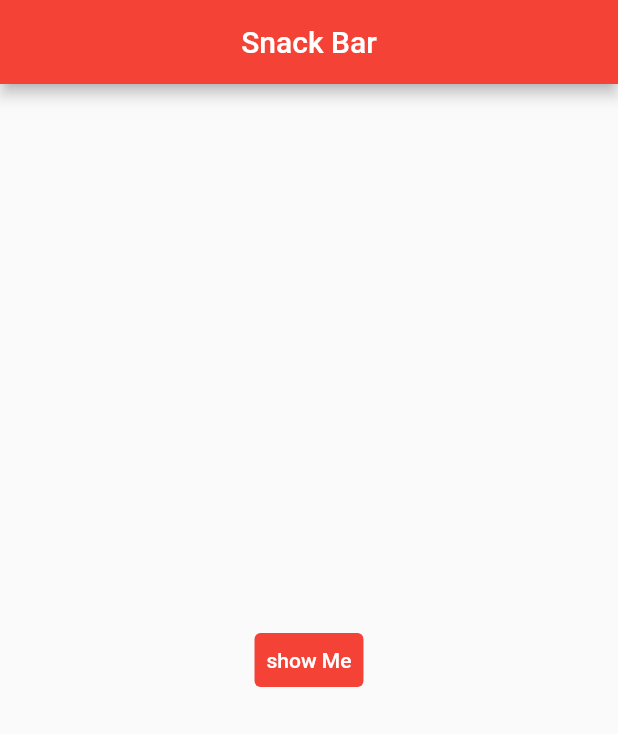
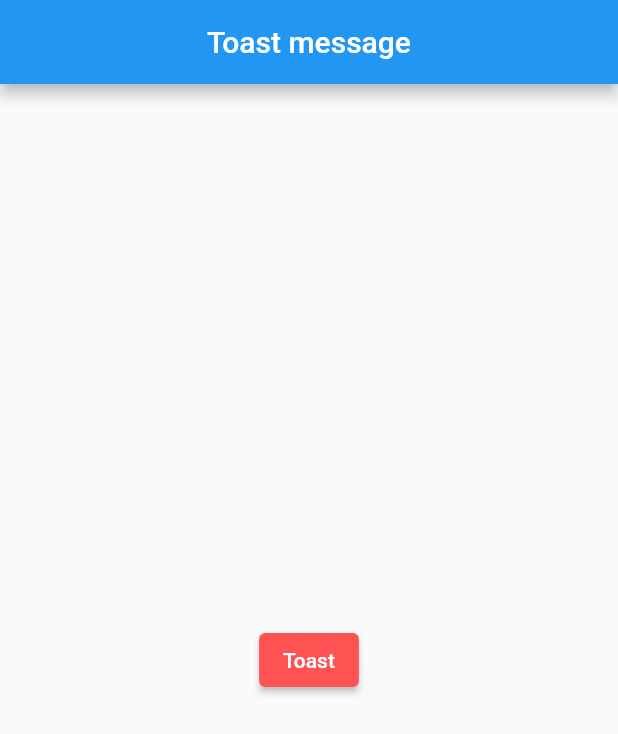
Before and after one commit to Cl4nn5/Flutter-lecture-codingChef, a Flutter app: the screen it shows after launch, on a phone screen of 412 x 824 dp. Shown: the top 734 px of the screen. Run offline on Flutter 3.47's test engine with Material 2 defaults, Android fonts, the phone set to English and light mode, and no system bars; our stand-ins replace fluttertoast.

Commit message:
19th ToastMessage

```diff
--- a/lib/main.dart
+++ b/lib/main.dart
@@ -1,7 +1,7 @@
-// ignore_for_file: prefer_const_constructors, avoid_print
-// ignore_for_file: use_key_in_widget_constructors
+// ignore_for_file: prefer_const_constructors, avoid_print, avoid_unnecessary_containers,use_key_in_widget_constructors
 
 import 'package:flutter/material.dart';
+import 'package:fluttertoast/fluttertoast.dart';
 
 void main() => runApp(const MyApp());
 
@@ -12,10 +12,7 @@ class MyApp extends StatelessWidget {
   @override
   Widget build(BuildContext context) {
     return MaterialApp(
-      title: 'Snack Bar',
-      theme: ThemeData(
-        primarySwatch: Colors.red,
-      ),
+      title: 'Toast MaterialApp',
       home: MyPage(),
     );
   }
@@ -26,36 +23,43 @@ class MyPage extends StatelessWidget {
   Widget build(BuildContext context) {
     return Scaffold(
       appBar: AppBar(
-        title: const Text('Snack Bar'),
+        title: Text("Toast message"),
         centerTitle: true,
       ),
-      /*
-      Flutter 1.0 Code
-      body: Builder(builder: (BuildContext ctx) {
-        return Center(...)
-                      ^^^: 이 부분이 context
-        reference: https://www.youtube.com/watch?v=-zxGPfjiQQA&list=PLQt_pzi-LLfpcRFhWMywTePfZ2aPapvyl&index=19&t=12m40s
-      },)
-       */
       body: Center(
-        child: TextButton(
+        child: ElevatedButton(
           onPressed: () {
-            // 함수이므로 끝에 ;
-            ScaffoldMessenger.of(context).showSnackBar(SnackBar(
-              content: Text('Hello World!'),
-            ));
+            print("Button is clicked");
+            flutterToast();
           },
-          style: ButtonStyle(
-            backgroundColor: MaterialStateProperty.all(Colors.red),
+          style: TextButton.styleFrom(
+            backgroundColor: Colors.redAccent,
           ),
           child: Text(
-            "show Me",
-            style: TextStyle(
-              color: Colors.white,
-            ),
+            "Toast",
+            style: TextStyle(color: Colors.white),
           ),
         ),
       ),
     );
   }
 }
+
+void flutterToast() {
+  Fluttertoast.showToast(
+    msg: "This is Center Short Toast",
+    toastLength: Toast.LENGTH_SHORT,
+    gravity: ToastGravity.BOTTOM,
+    // timeInSecForIosWeb: 1,
+    backgroundColor: Colors.red,
+    textColor: Colors.white,
+    fontSize: 16.0,
+  );
+}
+
+// toast Message는 widget tree와 상관 없이 호출 가능하다.
+// lib 추가 후 import 할 때 pubspec.yaml 파일에 추가해야 한다.
+// pubspec.yaml 파일에 추가 후 pub get을 해야 한다.
+// pub get을 하지 않으면 import가 되지 않는다.
+// 1. flutter clean
+// 2. flutter pub get
```
Also changed, not shown: pubspec.yaml (+4 -4 lines), pubspec.lock.
